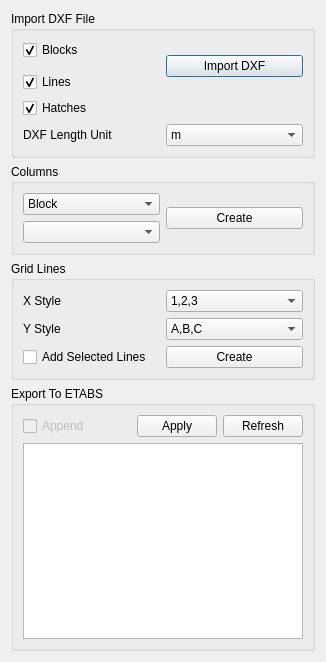
Before: the Qt Designer form widgets/define/create_axes_from_dxf.ui in ebrahimraeyat/civilTools, drawn with Qt 5.
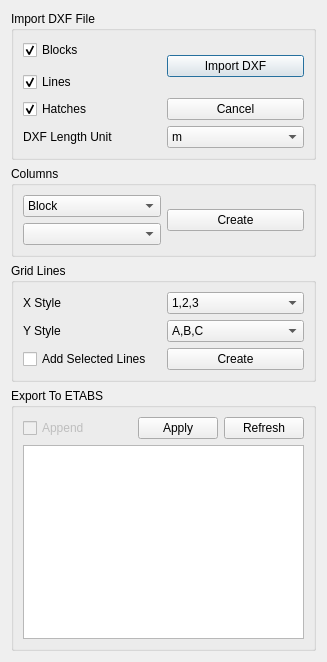
After: the same form once the commit is applied. Icons and pictures are not drawn.

Commit message: Remove cancel button in axes gui

The edit to the form file:
```diff
--- a/widgets/define/create_axes_from_dxf.ui
+++ b/widgets/define/create_axes_from_dxf.ui
@@ -6,7 +6,7 @@
    <rect>
     <x>0</x>
     <y>0</y>
-    <width>326</width>
+    <width>327</width>
     <height>662</height>
    </rect>
   </property>
@@ -116,6 +116,23 @@
         </item>
        </layout>
       </item>
+      <item row="3" column="2">
+       <widget class="QPushButton" name="cancel_button">
+        <property name="text">
+         <string>Cancel</string>
+        </property>
+        <property name="icon">
+         <iconset resource="../../civiltools.qrc">
+          <normaloff>:/civiltools/images/cancel.svg</normaloff>:/civiltools/images/cancel.svg</iconset>
+        </property>
+        <property name="iconSize">
+         <size>
+          <width>40</width>
+          <height>40</height>
+         </size>
+        </property>
+       </widget>
+      </item>
      </layout>
     </widget>
    </item>
```
The commit also changes 1 other file.
